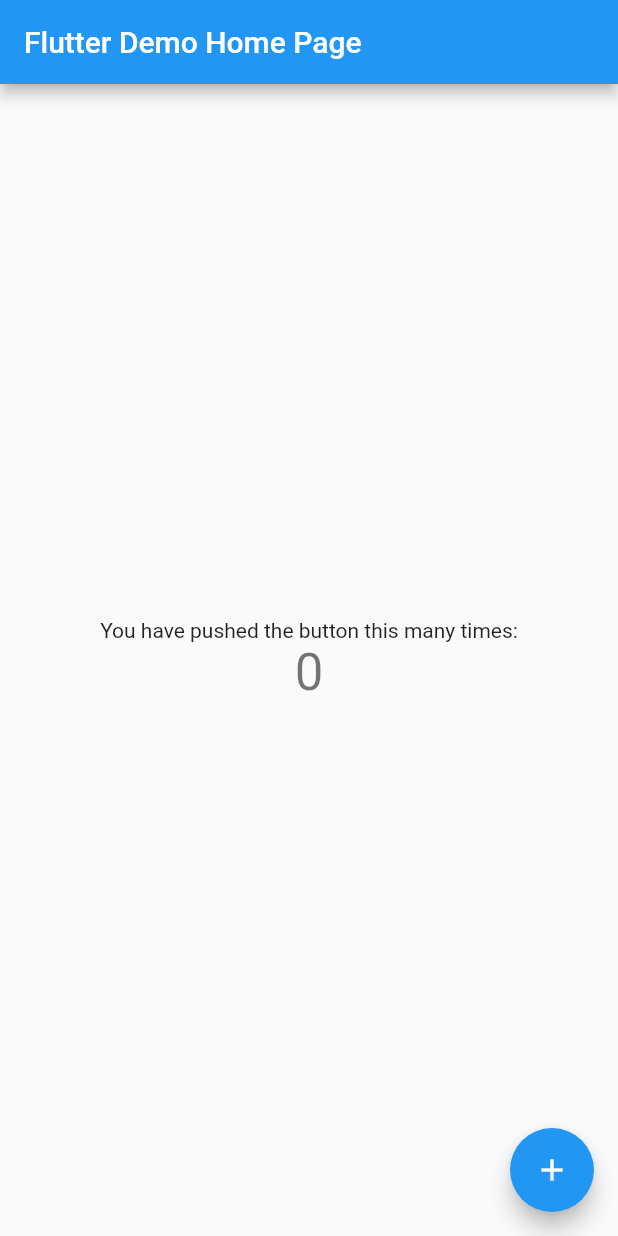
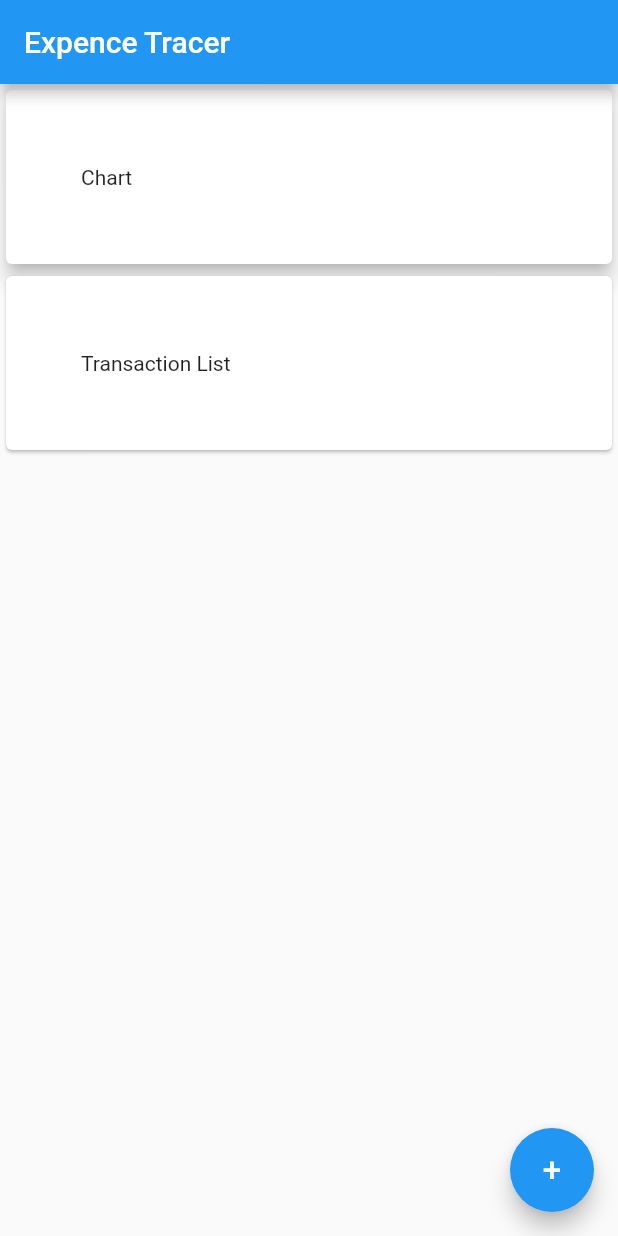
Before and after one commit to sumitdhungana14/expence_tracker, a Flutter app: the screen it shows after launch, on a phone screen of 412 x 824 dp. Run offline on Flutter 3.47's test engine with Material 2 defaults, Android fonts, the phone set to English and light mode, and no system bars.

Commit message:
Init widgets layouts.

```diff
--- a/lib/main.dart
+++ b/lib/main.dart
@@ -1,8 +1,6 @@
 import 'package:flutter/material.dart';
 
-void main() {
-  runApp(MyApp());
-}
+void main() => runApp(MyApp());
 
 class MyApp extends StatelessWidget {
   @override
@@ -18,49 +16,44 @@ class MyApp extends StatelessWidget {
   }
 }
 
-class MyHomePage extends StatefulWidget {
-  MyHomePage({Key key, this.title}) : super(key: key);
-
+class MyHomePage extends StatelessWidget {
   final String title;
 
-  @override
-  _MyHomePageState createState() => _MyHomePageState();
-}
-
-class _MyHomePageState extends State<MyHomePage> {
-  int _counter = 0;
-
-  void _incrementCounter() {
-    setState(() {
-      _counter++;
-    });
-  }
+  MyHomePage({this.title});
 
   @override
   Widget build(BuildContext context) {
-    return Scaffold(
-      appBar: AppBar(
-        title: Text(widget.title),
-      ),
-      body: Center(
-        child: Column(
-         mainAxisAlignment: MainAxisAlignment.center,
-          children: <Widget>[
-            Text(
-              'You have pushed the button this many times:',
+    // TODO: implement build
+    return MaterialApp(
+        title: 'Flutter App',
+        home: Scaffold(
+            appBar: AppBar(
+              title: Text('Expence Tracer'),
             ),
-            Text(
-              '$_counter',
-              style: Theme.of(context).textTheme.headline4,
-            ),
-          ],
-        ),
-      ),
-      floatingActionButton: FloatingActionButton(
-        onPressed: _incrementCounter,
-        tooltip: 'Increment',
-        child: Icon(Icons.add),
-      ),
-    );
+            body: Column(
+                children: <Widget>[
+              Card(
+                elevation: 5,
+                child: Container(
+                  padding: EdgeInsets.all(50),
+                  width: double.infinity,
+                    child: Text('Chart')
+                  ),
+              ),
+              Card(child: Container(
+                  padding: EdgeInsets.all(50),
+                  width: double.infinity,
+                  child: Text('Transaction List')
+                )),
+            ]),
+            floatingActionButton: FloatingActionButton(
+              onPressed: (){
+
+              },
+              child: Text('+',
+              style: TextStyle(
+                fontSize: 22
+              ),),
+            ),));
   }
 }
```
